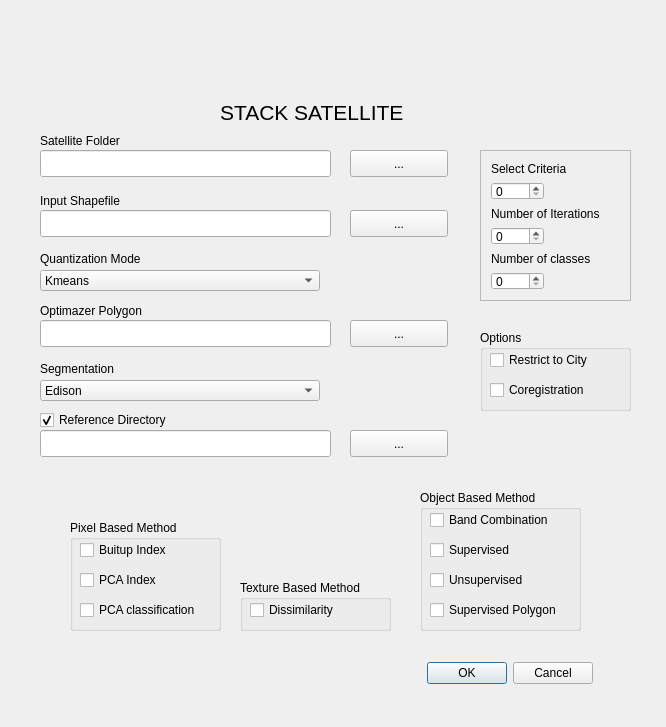
Old version of the form uis/ui_stacksatellite.ui in the repository SENSUM-project/sensum_rs_qgis.
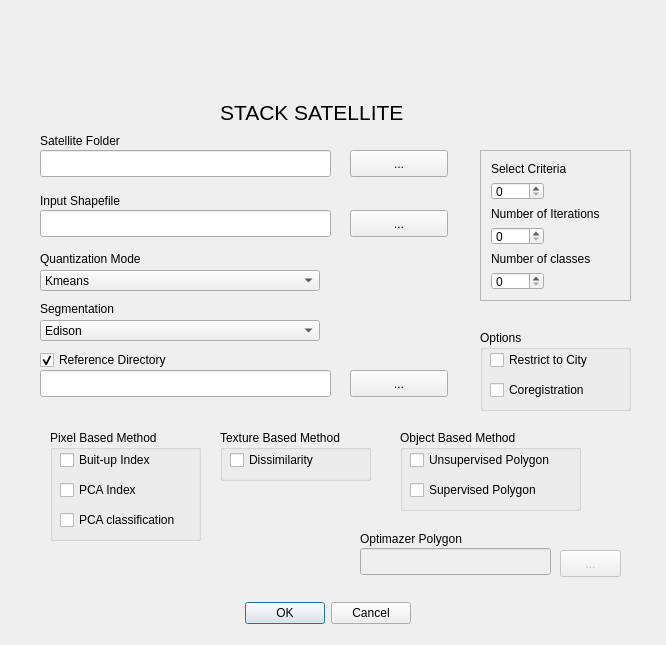
New version of the form. Icons and pictures are not drawn.

Commit message: Fixed any issues into stacksatellite

Patch:
```diff
--- a/uis/ui_stacksatellite.ui
+++ b/uis/ui_stacksatellite.ui
@@ -7,7 +7,7 @@
     <x>0</x>
     <y>0</y>
     <width>666</width>
-    <height>727</height>
+    <height>645</height>
    </rect>
   </property>
   <property name="windowTitle">
@@ -16,9 +16,9 @@
   <widget class="QDialogButtonBox" name="buttonBox">
    <property name="geometry">
     <rect>
-     <x>170</x>
-     <y>660</y>
-     <width>423</width>
+     <x>240</x>
+     <y>600</y>
+     <width>171</width>
      <height>27</height>
     </rect>
    </property>
@@ -45,8 +45,8 @@
   <widget class="QGroupBox" name="groupBox_pixel">
    <property name="geometry">
     <rect>
-     <x>70</x>
-     <y>520</y>
+     <x>50</x>
+     <y>430</y>
      <width>151</width>
      <height>111</height>
     </rect>
@@ -64,7 +64,7 @@
      </rect>
     </property>
     <property name="text">
-     <string>Buitup Index</string>
+     <string>Buit-up Index</string>
     </property>
    </widget>
    <widget class="QCheckBox" name="checkBox_pca_index">
@@ -98,7 +98,7 @@
    <property name="geometry">
     <rect>
      <x>40</x>
-     <y>410</y>
+     <y>350</y>
      <width>141</width>
      <height>20</height>
     </rect>
@@ -166,7 +166,7 @@
    <property name="geometry">
     <rect>
      <x>350</x>
-     <y>430</y>
+     <y>370</y>
      <width>98</width>
      <height>27</height>
     </rect>
@@ -182,7 +182,7 @@
    <property name="geometry">
     <rect>
      <x>40</x>
-     <y>430</y>
+     <y>370</y>
      <width>291</width>
      <height>27</height>
     </rect>
@@ -192,7 +192,7 @@
    <property name="geometry">
     <rect>
      <x>40</x>
-     <y>360</y>
+     <y>300</y>
      <width>191</width>
      <height>17</height>
     </rect>
@@ -204,59 +204,33 @@
   <widget class="QGroupBox" name="groupBox_object">
    <property name="geometry">
     <rect>
-     <x>420</x>
-     <y>490</y>
-     <width>161</width>
-     <height>141</height>
+     <x>400</x>
+     <y>430</y>
+     <width>181</width>
+     <height>81</height>
     </rect>
    </property>
    <property name="title">
     <string>Object Based Method</string>
    </property>
-   <widget class="QCheckBox" name="checkBox_band_combination">
-    <property name="geometry">
-     <rect>
-      <x>10</x>
-      <y>20</y>
-      <width>131</width>
-      <height>20</height>
-     </rect>
-    </property>
-    <property name="text">
-     <string>Band Combination</string>
-    </property>
-   </widget>
-   <widget class="QCheckBox" name="checkBox_supervised">
-    <property name="geometry">
-     <rect>
-      <x>10</x>
-      <y>50</y>
-      <width>85</width>
-      <height>20</height>
-     </rect>
-    </property>
-    <property name="text">
-     <string>Supervised</string>
-    </property>
-   </widget>
    <widget class="QCheckBox" name="checkBox_unsupervised">
     <property name="geometry">
      <rect>
       <x>10</x>
-      <y>80</y>
-      <width>111</width>
+      <y>20</y>
+      <width>161</width>
       <height>20</height>
      </rect>
     </property>
     <property name="text">
-     <string>Unsupervised</string>
+     <string>Unsupervised Polygon</string>
     </property>
    </widget>
-   <widget class="QCheckBox" name="checkBox_unsupervised_2">
+   <widget class="QCheckBox" name="checkBox_supervised">
     <property name="geometry">
      <rect>
       <x>10</x>
-      <y>110</y>
+      <y>50</y>
       <width>141</width>
       <height>20</height>
      </rect>
@@ -358,7 +332,7 @@
    <property name="geometry">
     <rect>
      <x>40</x>
-     <y>380</y>
+     <y>320</y>
      <width>280</width>
      <height>21</height>
     </rect>
@@ -375,21 +349,27 @@
    </item>
   </widget>
   <widget class="QLineEdit" name="lineEdit_optimazer_polygon">
+   <property name="enabled">
+    <bool>false</bool>
+   </property>
    <property name="geometry">
     <rect>
-     <x>40</x>
-     <y>320</y>
-     <width>291</width>
+     <x>360</x>
+     <y>548</y>
+     <width>191</width>
      <height>27</height>
     </rect>
    </property>
   </widget>
   <widget class="QPushButton" name="pushButton_optimazer_polygon">
+   <property name="enabled">
+    <bool>false</bool>
+   </property>
    <property name="geometry">
     <rect>
-     <x>350</x>
-     <y>320</y>
-     <width>98</width>
+     <x>560</x>
+     <y>550</y>
+     <width>61</width>
      <height>27</height>
     </rect>
    </property>
@@ -498,9 +478,9 @@
   <widget class="QLabel" name="label_optimazer_polygon">
    <property name="geometry">
     <rect>
-     <x>40</x>
-     <y>302</y>
-     <width>191</width>
+     <x>360</x>
+     <y>530</y>
+     <width>121</width>
      <height>17</height>
     </rect>
    </property>
@@ -550,8 +530,8 @@
   <widget class="QGroupBox" name="groupBox_texture">
    <property name="geometry">
     <rect>
-     <x>240</x>
-     <y>580</y>
+     <x>220</x>
+     <y>430</y>
      <width>151</width>
      <height>51</height>
     </rect>
```
The commit also changes 2 other files.
